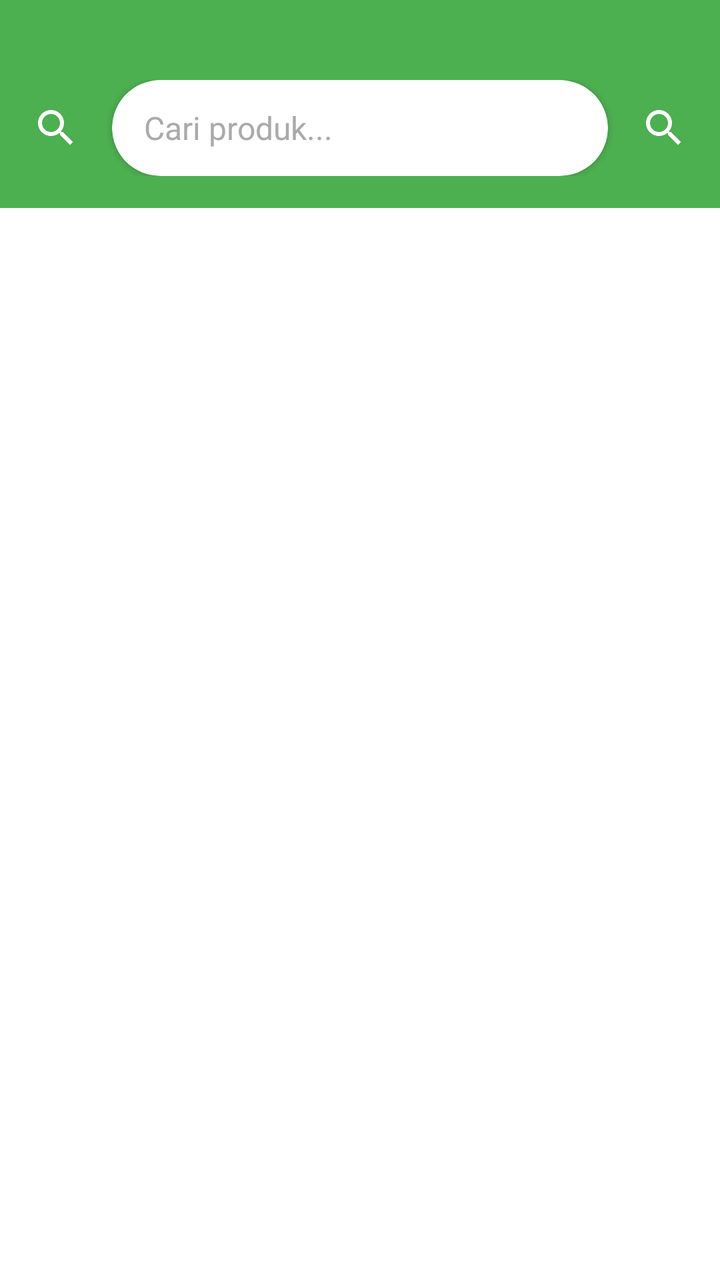
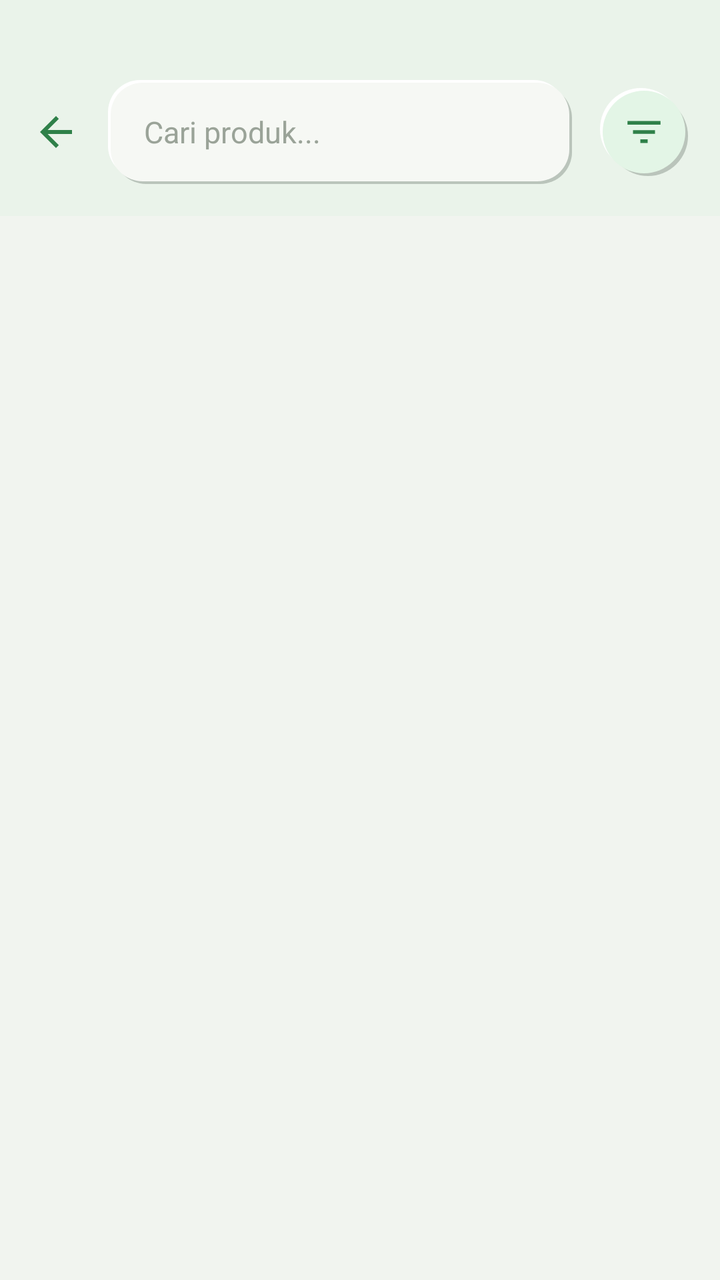

An Android layout rendered at two revisions. The XML below is the earlier revision; the diff shows what the commit changed to produce the second picture.
<!-- AndroidManifest.xml: application theme Theme.Pasarprojectbootcamp -->
<!-- res/layout/fragment_product_list.xml -->
<?xml version="1.0" encoding="utf-8"?>
<LinearLayout xmlns:android="http://schemas.android.com/apk/res/android"
    xmlns:app="http://schemas.android.com/apk/res-auto"
    android:layout_width="match_parent"
    android:layout_height="match_parent"
    android:background="#4CAF50"
    android:orientation="vertical">

    
    <View
        android:layout_width="match_parent"
        android:layout_height="24dp"
        android:background="#4CAF50" />

    
    <LinearLayout
        android:layout_width="match_parent"
        android:layout_height="wrap_content"
        android:background="#4CAF50"
        android:orientation="horizontal"
        android:padding="16dp">

        
        <ImageView
            android:id="@+id/backButton"
            android:layout_width="24dp"
            android:layout_height="24dp"
            android:layout_gravity="center_vertical"
            android:layout_marginEnd="16dp"
            android:src="@drawable/ic_search"
            android:tint="@android:color/white" />

        
        <androidx.cardview.widget.CardView
            android:layout_width="0dp"
            android:layout_height="48dp"
            android:layout_marginEnd="16dp"
            android:layout_weight="1"
            app:cardCornerRadius="24dp"
            app:cardElevation="2dp">

            <EditText
                android:id="@+id/searchEditText"
                android:layout_width="match_parent"
                android:layout_height="match_parent"
                android:background="@android:color/transparent"
                android:hint="Cari produk..."
                android:imeOptions="actionSearch"
                android:inputType="text"
                android:paddingStart="16dp"
                android:paddingEnd="16dp"
                android:singleLine="true"
                android:textColor="@android:color/black"
                android:textColorHint="@android:color/darker_gray"
                android:textSize="16sp" />

        </androidx.cardview.widget.CardView>

        
        <ImageView
            android:id="@+id/filterButton"
            android:layout_width="24dp"
            android:layout_height="24dp"
            android:layout_gravity="center_vertical"
            android:src="@drawable/ic_search"
            android:tint="@android:color/white" />

    </LinearLayout>

    
    <androidx.recyclerview.widget.RecyclerView
        android:id="@+id/productRecyclerView"
        android:layout_width="match_parent"
        android:layout_height="0dp"
        android:layout_weight="1"
        android:background="@android:color/white"
        android:padding="16dp" />

</LinearLayout>
<!-- resources referenced by this layout -->
<resources>
  <!-- drawable ic_search (drawable) -->
  <vector xmlns:android="http://schemas.android.com/apk/res/android"
      android:width="24dp"
      android:height="24dp"
      android:viewportWidth="24"
      android:viewportHeight="24">
      <path
          android:fillColor="#FF000000"
          android:pathData="M15.5,14h-0.79l-0.28,-0.27C15.41,12.59 16,11.11 16,9.5 16,5.91 13.09,3 9.5,3S3,5.91 3,9.5 5.91,16 9.5,16c1.61,0 3.09,-0.59 4.23,-1.57l0.27,0.28v0.79l5,4.99L20.49,19l-4.99,-5zM9.5,14C7.01,14 5,11.99 5,9.5S7.01,5 9.5,5 14,7.01 14,9.5 11.99,14 9.5,14z"/>
  </vector>
  <style name="Theme.Pasarprojectbootcamp" parent="Base.Theme.Pasarprojectbootcamp" />
  <style name="Base.Theme.Pasarprojectbootcamp" parent="Theme.Material3.DayNight.NoActionBar">
          
           <item name="colorPrimary">@color/green</item>
          <item name="colorPrimaryVariant">@color/green</item>
          <item name="android:statusBarColor">@color/green</item>
      </style>
  <color name="green">#0A6C28</color>
</resources>

<!-- the commit's change to res/layout/fragment_product_list.xml (unified diff, before → after) -->
@@ -3,21 +3,22 @@
     xmlns:app="http://schemas.android.com/apk/res-auto"
     android:layout_width="match_parent"
     android:layout_height="match_parent"
-    android:background="#4CAF50"
+    android:background="@color/clay_background"
     android:orientation="vertical">
 
     
     <View
         android:layout_width="match_parent"
         android:layout_height="24dp"
-        android:background="#4CAF50" />
+        android:background="@color/clay_header" />
 
     
     <LinearLayout
         android:layout_width="match_parent"
         android:layout_height="wrap_content"
-        android:background="#4CAF50"
+        android:background="@color/clay_header"
         android:orientation="horizontal"
+        android:gravity="center_vertical"
         android:padding="16dp">
 
         
@@ -25,19 +26,18 @@
             android:id="@+id/backButton"
             android:layout_width="24dp"
             android:layout_height="24dp"
-            android:layout_gravity="center_vertical"
-            android:layout_marginEnd="16dp"
-            android:src="@drawable/ic_search"
-            android:tint="@android:color/white" />
+            android:layout_marginEnd="14dp"
+            android:src="@drawable/ic_arrow_back"
+            android:tint="@color/clay_green_700" />
 
         
-        <androidx.cardview.widget.CardView
+        <LinearLayout
             android:layout_width="0dp"
-            android:layout_height="48dp"
-            android:layout_marginEnd="16dp"
+            android:layout_height="52dp"
+            android:layout_marginEnd="14dp"
             android:layout_weight="1"
-            app:cardCornerRadius="24dp"
-            app:cardElevation="2dp">
+            android:background="@drawable/clay_input_field"
+            android:orientation="horizontal">
 
             <EditText
                 android:id="@+id/searchEditText"
@@ -47,23 +47,24 @@
                 android:hint="Cari produk..."
                 android:imeOptions="actionSearch"
                 android:inputType="text"
-                android:paddingStart="16dp"
-                android:paddingEnd="16dp"
+                android:paddingStart="18dp"
+                android:paddingEnd="18dp"
                 android:singleLine="true"
-                android:textColor="@android:color/black"
-                android:textColorHint="@android:color/darker_gray"
-                android:textSize="16sp" />
+                android:textColor="@color/clay_text_primary"
+                android:textColorHint="@color/clay_text_tertiary"
+                android:textSize="15sp" />
 
-        </androidx.cardview.widget.CardView>
+        </LinearLayout>
 
         
         <ImageView
             android:id="@+id/filterButton"
-            android:layout_width="24dp"
-            android:layout_height="24dp"
-            android:layout_gravity="center_vertical"
-            android:src="@drawable/ic_search"
-            android:tint="@android:color/white" />
+            android:layout_width="44dp"
+            android:layout_height="44dp"
+            android:background="@drawable/clay_circle_icon"
+            android:padding="11dp"
+            android:src="@drawable/ic_filter"
+            android:tint="@color/clay_green_700" />
 
     </LinearLayout>
 
@@ -73,7 +74,8 @@
         android:layout_width="match_parent"
         android:layout_height="0dp"
         android:layout_weight="1"
-        android:background="@android:color/white"
-        android:padding="16dp" />
+        android:background="@color/clay_background"
+        android:padding="16dp"
+        android:clipToPadding="false" />
 
 </LinearLayout>
<!-- resource entries referenced after the edit -->
@@ -1,6 +1,61 @@
 <!-- resources referenced by this layout -->
 <resources>
-  <!-- drawable ic_search (drawable) -->
+  <color name="clay_background">#F1F4EF</color>
+  <color name="clay_green_700">#2F8049</color>
+  <color name="clay_header">#EAF3EA</color>
+  <color name="clay_text_primary">#20261F</color>
+  <color name="clay_text_tertiary">#9AA398</color>
+  <!-- drawable clay_circle_icon (drawable) -->
+  <?xml version="1.0" encoding="utf-8"?>
+  <layer-list xmlns:android="http://schemas.android.com/apk/res/android">
+      <item android:top="4dp" android:left="4dp">
+          <shape android:shape="oval">
+              <solid android:color="@color/clay_shadow_dark" />
+          </shape>
+      </item>
+      <item android:bottom="3dp" android:right="3dp">
+          <shape android:shape="oval">
+              <solid android:color="@color/clay_shadow_light" />
+          </shape>
+      </item>
+      <item android:top="1.5dp" android:left="1.5dp" android:right="1.5dp" android:bottom="1.5dp">
+          <shape android:shape="oval">
+              <solid android:color="@color/clay_green_100" />
+          </shape>
+      </item>
+  </layer-list>
+  <!-- drawable clay_input_field (drawable) -->
+  <?xml version="1.0" encoding="utf-8"?>
+  <layer-list xmlns:android="http://schemas.android.com/apk/res/android">
+      
+      <item
+          android:bottom="3dp"
+          android:right="3dp">
+          <shape android:shape="rectangle">
+              <solid android:color="@color/clay_shadow_light" />
+              <corners android:radius="16dp" />
+          </shape>
+      </item>
+      <item
+          android:top="3dp"
+          android:left="3dp">
+          <shape android:shape="rectangle">
+              <solid android:color="@color/clay_shadow_dark" />
+              <corners android:radius="16dp" />
+          </shape>
+      </item>
+      <item
+          android:top="1.5dp"
+          android:left="1.5dp"
+          android:right="1.5dp"
+          android:bottom="1.5dp">
+          <shape android:shape="rectangle">
+              <solid android:color="@color/clay_surface_alt" />
+              <corners android:radius="16dp" />
+          </shape>
+      </item>
+  </layer-list>
+  <!-- drawable ic_arrow_back (drawable) -->
   <vector xmlns:android="http://schemas.android.com/apk/res/android"
       android:width="24dp"
       android:height="24dp"
@@ -8,15 +63,33 @@
       android:viewportHeight="24">
       <path
           android:fillColor="#FF000000"
-          android:pathData="M15.5,14h-0.79l-0.28,-0.27C15.41,12.59 16,11.11 16,9.5 16,5.91 13.09,3 9.5,3S3,5.91 3,9.5 5.91,16 9.5,16c1.61,0 3.09,-0.59 4.23,-1.57l0.27,0.28v0.79l5,4.99L20.49,19l-4.99,-5zM9.5,14C7.01,14 5,11.99 5,9.5S7.01,5 9.5,5 14,7.01 14,9.5 11.99,14 9.5,14z"/>
+          android:pathData="M20,11H7.83l5.59,-5.59L12,4l-8,8 8,8 1.41,-1.41L7.83,13H20v-2z"/>
+  </vector>
+  <!-- drawable ic_filter (drawable) -->
+  <vector xmlns:android="http://schemas.android.com/apk/res/android"
+      android:width="24dp"
+      android:height="24dp"
+      android:viewportWidth="24"
+      android:viewportHeight="24">
+      <path
+          android:fillColor="#FF000000"
+          android:pathData="M10,18h4v-2h-4v2zM3,6v2h18L21,6L3,6zM6,13h12v-2L6,11v2z"/>
   </vector>
   <style name="Theme.Pasarprojectbootcamp" parent="Base.Theme.Pasarprojectbootcamp" />
+  <color name="clay_shadow_dark">#402B3B2F</color>
+  <color name="clay_shadow_light">#FFFFFFFF</color>
+  <color name="clay_green_100">#E3F5E6</color>
+  <color name="clay_surface_alt">#F6F8F4</color>
   <style name="Base.Theme.Pasarprojectbootcamp" parent="Theme.Material3.DayNight.NoActionBar">
           
-           <item name="colorPrimary">@color/green</item>
-          <item name="colorPrimaryVariant">@color/green</item>
-          <item name="android:statusBarColor">@color/green</item>
+          <item name="colorPrimary">@color/clay_green_500</item>
+          <item name="colorPrimaryVariant">@color/clay_green_700</item>
+          <item name="colorSecondary">@color/clay_green_300</item>
+          <item name="android:statusBarColor">@color/clay_green_500</item>
+          <item name="android:windowBackground">@color/clay_background</item>
+          <item name="android:navigationBarColor">@color/clay_background</item>
       </style>
-  <color name="green">#0A6C28</color>
+  <color name="clay_green_500">#4FB868</color>
+  <color name="clay_green_300">#A8DDB5</color>
 </resources>
 
